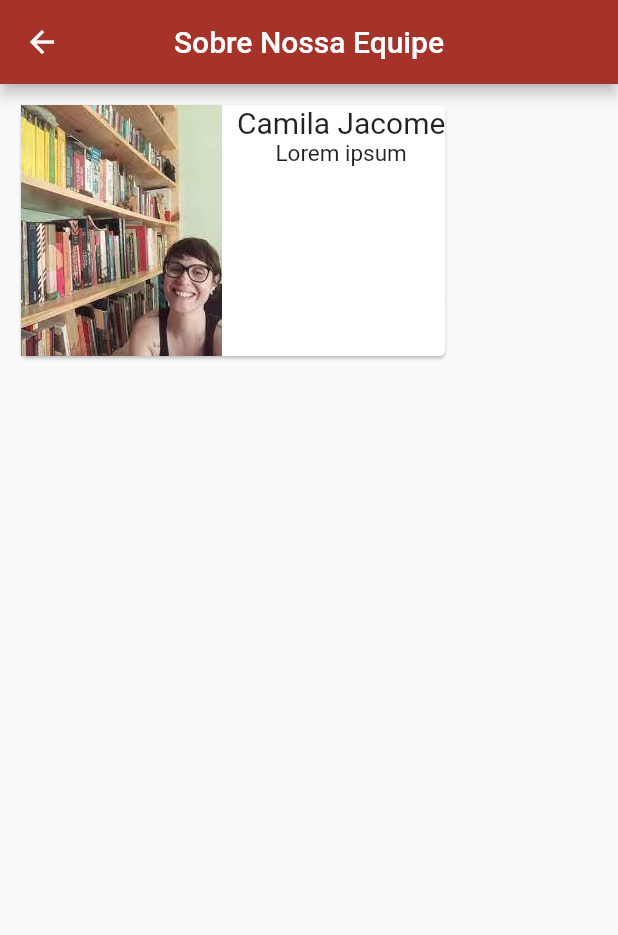
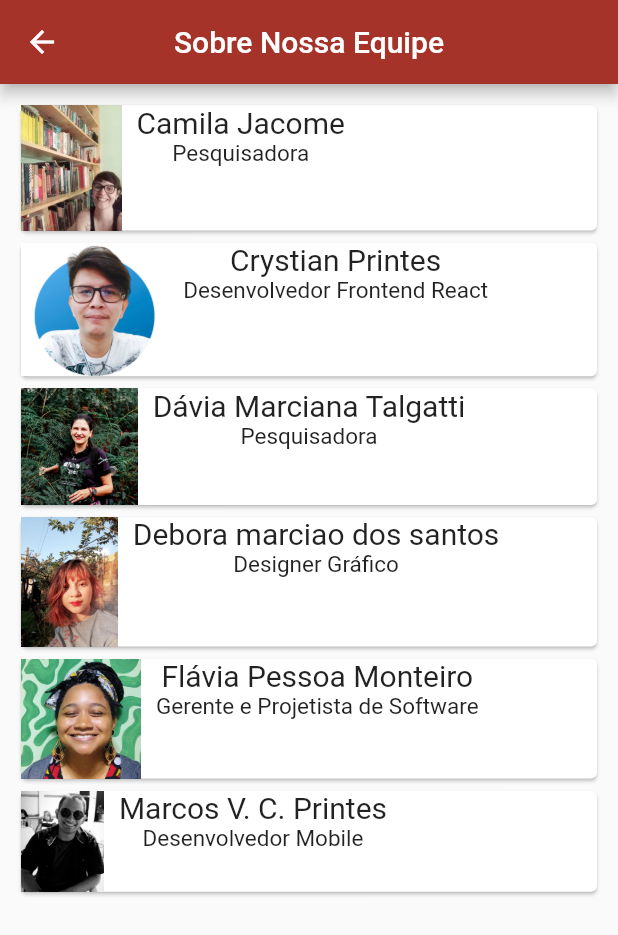
Before and after one commit to MacosPrintes001/WaiwaiTapotaMobile, a Flutter app: the AboutEquipePage screen opened directly, on a phone screen of 412 x 824 dp. Shown: the top 935 px of the screen. Run offline on Flutter 3.47's test engine with Material 2 defaults, Android fonts, the phone set to English and light mode, and no system bars; our stand-ins replace flutter_spinkit, google_fonts, lottie, shared_preferences; accounts and stored records are empty.

Commit message:
card member basic

```diff
--- a/tradutor/lib/dictionary_materials/utils/card_member_equip.dart
+++ b/tradutor/lib/dictionary_materials/utils/card_member_equip.dart
@@ -1,6 +1,6 @@
 import 'package:flutter/material.dart';
 
-CardMember(String imagem, nome, description) {
+CardMember(String imagem, String nome, String description, double escala) {
   return Card(
     child: Column(
       children: [
@@ -9,22 +9,23 @@ CardMember(String imagem, nome, description) {
           children: [
             Image.asset(
               imagem,
-              scale: 1.5,
+              scale: escala,
             ),
             const SizedBox(width: 10),
-            Column(
-              crossAxisAlignment: CrossAxisAlignment.center,
+            SingleChildScrollView(
+              scrollDirection: Axis.horizontal,
+              child: Column(
                 children: [
                   Text(
-                  "$nome",
+                    nome,
                     style: const TextStyle(fontSize: 20),
                   ),
                   Text(
-                  "$description",
+                    description,
                     style: const TextStyle(fontSize: 15),
-                  textAlign: TextAlign.justify,
                   )
                 ],
+              ),
             )
           ],
         )
--- a/tradutor/lib/dictionary_materials/utils/util.dart
+++ b/tradutor/lib/dictionary_materials/utils/util.dart
@@ -8,7 +8,7 @@ Future setLogin(http.Response response, String senha, String usuario) async {
   final prefs = await SharedPreferences.getInstance();
   //login aceito
   var accessToken = jsonDecode(response.body)['access_token'];
-  SharedPreferences.setMockInitialValues({});
+  //SharedPreferences.setMockInitialValues({});
 
   await prefs.setBool('repeat', false);
 
--- a/tradutor/lib/system_pages/about_equipe_page.dart
+++ b/tradutor/lib/system_pages/about_equipe_page.dart
@@ -10,7 +10,13 @@ class AboutEquipePage extends StatefulWidget {
 }
 
 class _AboutEquipePageState extends State<AboutEquipePage> {
-  String camila = "assets/equipImages/camila.jpeg";
+  String camila = "assets/equipImages/camila.png";
+  String crystian = "assets/equipImages/crys.png";
+  String davia = "assets/equipImages/davia.jpg";
+  String debs = "assets/equipImages/debs.jpeg";
+  String flavia = "assets/equipImages/flavia.jpg";
+  String marcos = "assets/equipImages/marcos.jpg";
+
   @override
   Widget build(BuildContext context) {
     return Scaffold(
@@ -20,14 +26,19 @@ class _AboutEquipePageState extends State<AboutEquipePage> {
         backgroundColor: const Color.fromRGBO(166, 51, 41, 1),
       ),
       body: SingleChildScrollView(
-        padding: EdgeInsets.all(10),
+        padding: const EdgeInsets.all(10),
         child: Column(
           children: [
-            Row(
-              children: [
-                CardMember(camila, "Camila Jacome", "Lorem ipsum")
-               ],
-            )
+            CardMember(camila, "Camila Jacome", "Pesquisadora", 3),
+            CardMember(crystian, "Crystian Printes",
+                "Desenvolvedor Frontend React", 11),
+            CardMember(davia, "Dávia Marciana Talgatti", "Pesquisadora", 9),
+            CardMember(
+                debs, "Debora marciao dos santos", "Designer Gráfico", 15),
+            CardMember(flavia, "Flávia Pessoa Monteiro",
+                "Gerente e Projetista de Software", 8),
+            CardMember(
+                marcos, "Marcos V. C. Printes", "Desenvolvedor Mobile", 8),
           ],
         ),
       ),
```
Also changed, not shown: tradutor/pubspec.yaml (+4 -7 lines), tradutor/assets/equipImages/camila.jpeg (deleted), tradutor/assets/equipImages/camila.png (added), tradutor/assets/equipImages/crys.png (added), tradutor/assets/equipImages/davia.jpg (added), tradutor/assets/equipImages/debs.jpeg (added), tradutor/assets/equipImages/flavia.jpg (added), tradutor/assets/equipImages/marcos.jpg (added). Lines whose indentation alone changed are shown as unchanged.
